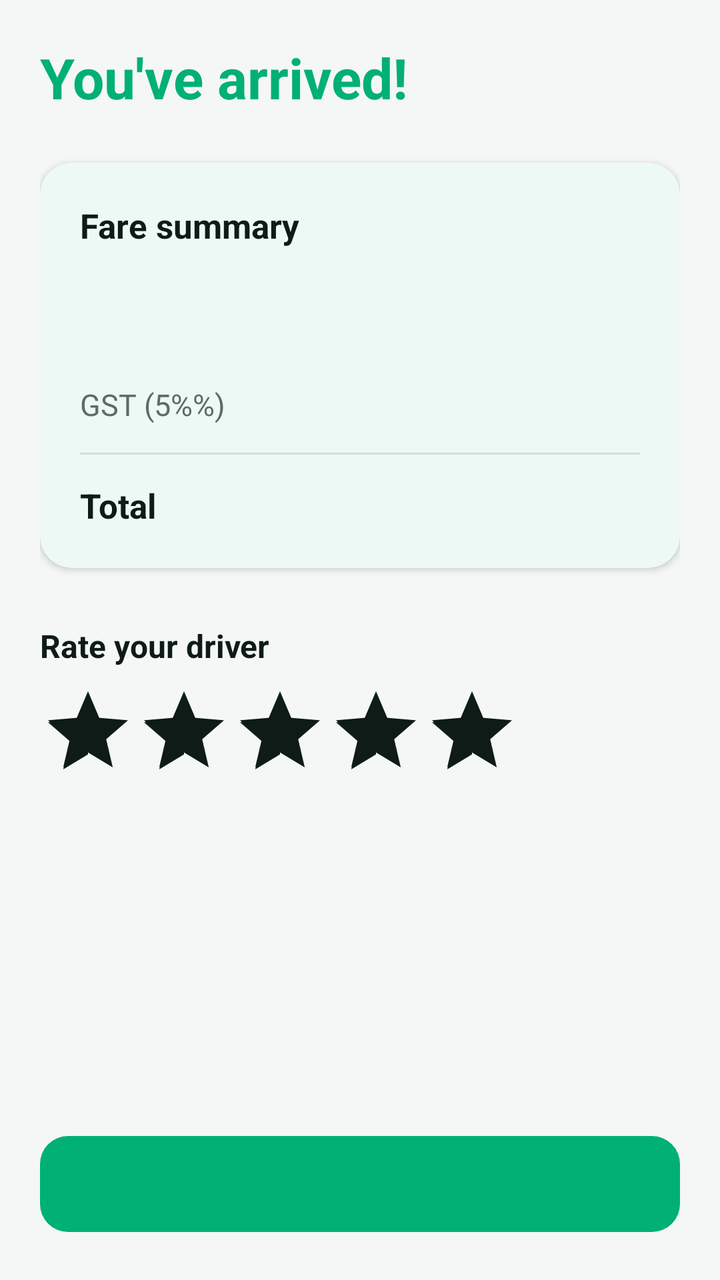
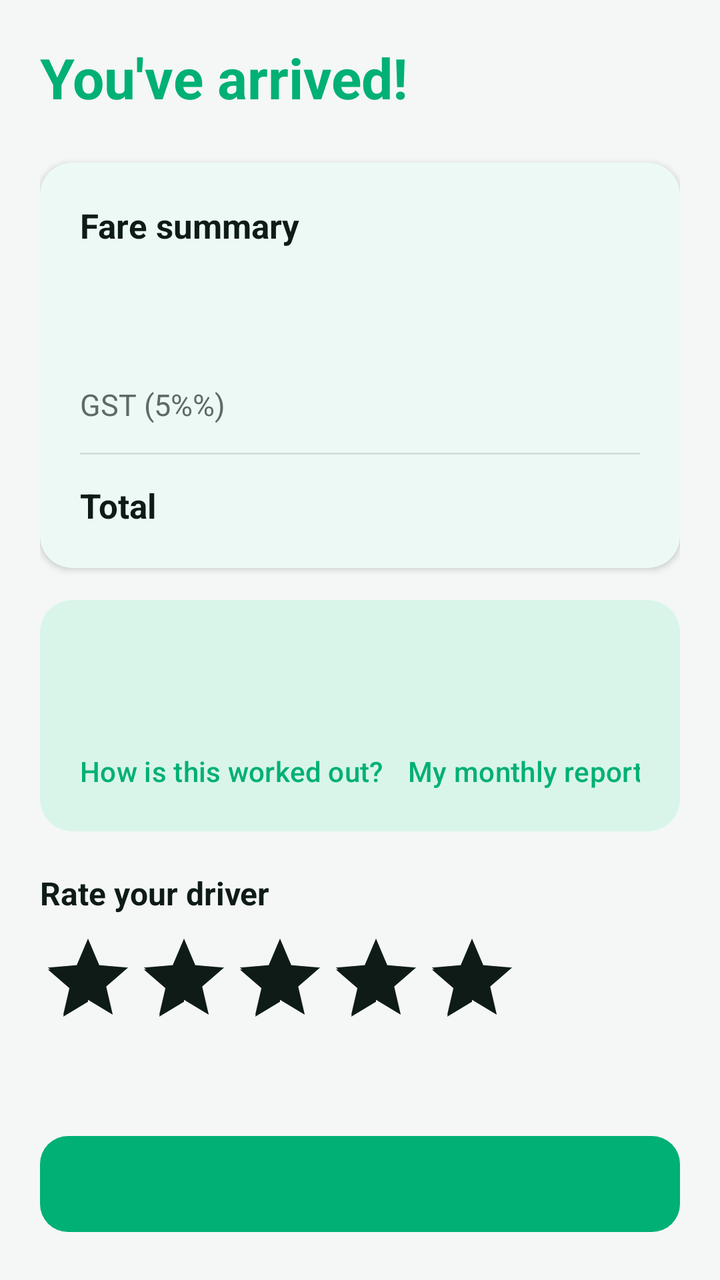

The first picture is an Android layout as it rendered before a commit; the second is the same layout after the commit. The layout source and the unified diff follow.
<!-- AndroidManifest.xml: application theme Theme.Efast -->
<!-- res/layout/activity_trip_complete.xml -->
<?xml version="1.0" encoding="utf-8"?>
<LinearLayout xmlns:android="http://schemas.android.com/apk/res/android"
    xmlns:app="http://schemas.android.com/apk/res-auto"
    android:id="@+id/main"
    android:layout_width="match_parent"
    android:layout_height="match_parent"
    android:background="@color/efast_surface"
    android:orientation="vertical"
    android:padding="20dp">

    <TextView
        android:layout_width="wrap_content"
        android:layout_height="wrap_content"
        android:text="@string/trip_complete_title"
        android:textColor="@color/efast_green"
        android:textSize="28sp"
        android:textStyle="bold" />

    
    <com.google.android.material.card.MaterialCardView
        android:layout_width="match_parent"
        android:layout_height="wrap_content"
        android:layout_marginTop="24dp"
        app:cardBackgroundColor="@color/white"
        app:cardCornerRadius="16dp"
        app:cardElevation="2dp"
        app:strokeWidth="0dp">

        <LinearLayout
            android:layout_width="match_parent"
            android:layout_height="wrap_content"
            android:orientation="vertical"
            android:padding="20dp">

            <TextView
                android:layout_width="wrap_content"
                android:layout_height="wrap_content"
                android:text="@string/fare_summary"
                android:textColor="@color/efast_ink"
                android:textSize="17sp"
                android:textStyle="bold" />

            <TextView
                android:id="@+id/routeLabel"
                android:layout_width="match_parent"
                android:layout_height="wrap_content"
                android:layout_marginTop="4dp"
                android:textColor="@color/efast_muted"
                android:textSize="13sp" />

            
            <LinearLayout
                android:layout_width="match_parent"
                android:layout_height="wrap_content"
                android:layout_marginTop="16dp"
                android:orientation="horizontal">

                <TextView
                    android:id="@+id/baseFareLabel"
                    android:layout_width="0dp"
                    android:layout_height="wrap_content"
                    android:layout_weight="1"
                    android:textColor="@color/efast_ink"
                    android:textSize="15sp" />

                <TextView
                    android:id="@+id/baseFareValue"
                    android:layout_width="wrap_content"
                    android:layout_height="wrap_content"
                    android:textColor="@color/efast_ink"
                    android:textSize="15sp" />
            </LinearLayout>

            
            <LinearLayout
                android:layout_width="match_parent"
                android:layout_height="wrap_content"
                android:layout_marginTop="10dp"
                android:orientation="horizontal">

                <TextView
                    android:layout_width="0dp"
                    android:layout_height="wrap_content"
                    android:layout_weight="1"
                    android:text="@string/fare_gst"
                    android:textColor="@color/efast_muted"
                    android:textSize="15sp" />

                <TextView
                    android:id="@+id/gstValue"
                    android:layout_width="wrap_content"
                    android:layout_height="wrap_content"
                    android:textColor="@color/efast_muted"
                    android:textSize="15sp" />
            </LinearLayout>

            
            <View
                android:layout_width="match_parent"
                android:layout_height="1dp"
                android:layout_marginVertical="14dp"
                android:background="@color/efast_outline" />

            
            <LinearLayout
                android:layout_width="match_parent"
                android:layout_height="wrap_content"
                android:orientation="horizontal">

                <TextView
                    android:layout_width="0dp"
                    android:layout_height="wrap_content"
                    android:layout_weight="1"
                    android:text="@string/fare_total"
                    android:textColor="@color/efast_ink"
                    android:textSize="17sp"
                    android:textStyle="bold" />

                <TextView
                    android:id="@+id/totalValue"
                    android:layout_width="wrap_content"
                    android:layout_height="wrap_content"
                    android:textColor="@color/efast_green"
                    android:textSize="17sp"
                    android:textStyle="bold" />
            </LinearLayout>
        </LinearLayout>
    </com.google.android.material.card.MaterialCardView>

    
    <TextView
        android:layout_width="wrap_content"
        android:layout_height="wrap_content"
        android:layout_marginTop="28dp"
        android:text="@string/rate_your_driver"
        android:textColor="@color/efast_ink"
        android:textSize="16sp"
        android:textStyle="bold" />

    <RatingBar
        android:id="@+id/ratingBar"
        style="?android:attr/ratingBarStyle"
        android:layout_width="wrap_content"
        android:layout_height="wrap_content"
        android:layout_marginTop="8dp"
        android:numStars="5"
        android:rating="5"
        android:stepSize="1" />

    <Space
        android:layout_width="match_parent"
        android:layout_height="0dp"
        android:layout_weight="1" />

    <com.google.android.material.button.MaterialButton
        android:id="@+id/payButton"
        android:layout_width="match_parent"
        android:layout_height="56dp"
        android:textSize="16sp"
        app:cornerRadius="14dp" />
</LinearLayout>
<!-- resources referenced by this layout -->
<resources>
  <color name="efast_green">#00B074</color>
  <color name="efast_ink">#0E1B17</color>
  <color name="efast_muted">#5E6B66</color>
  <color name="efast_outline">#D5DEDA</color>
  <color name="efast_surface">#F4F7F5</color>
  <color name="white">#FFFFFFFF</color>
  <string name="fare_gst">GST (5%%)</string>
  <string name="fare_summary">Fare summary</string>
  <string name="fare_total">Total</string>
  <string name="rate_your_driver">Rate your driver</string>
  <string name="trip_complete_title">You\'ve arrived!</string>
  <style name="Theme.Efast" parent="Base.Theme.Efast" />
  <style name="Base.Theme.Efast" parent="Theme.Material3.Light.NoActionBar">
          <item name="colorPrimary">@color/efast_green</item>
          <item name="colorOnPrimary">@color/white</item>
          <item name="colorPrimaryContainer">@color/efast_green_light</item>
          <item name="colorOnPrimaryContainer">@color/efast_ink</item>
          <item name="colorSecondary">@color/efast_ink</item>
          <item name="colorOnSecondary">@color/white</item>
          <item name="colorOutline">@color/efast_outline</item>
          <item name="android:colorBackground">@color/efast_surface</item>
          <item name="colorSurface">@color/white</item>
          <item name="colorOnSurface">@color/efast_ink</item>
      </style>
  <color name="efast_green_light">#D9F5EA</color>
</resources>

<!-- the commit's change to res/layout/activity_trip_complete.xml (unified diff, before → after) -->
@@ -128,10 +128,72 @@
     </com.google.android.material.card.MaterialCardView>
 
     
+    <com.google.android.material.card.MaterialCardView
+        android:layout_width="match_parent"
+        android:layout_height="wrap_content"
+        android:layout_marginTop="16dp"
+        app:cardBackgroundColor="@color/efast_green_light"
+        app:cardCornerRadius="16dp"
+        app:cardElevation="0dp"
+        app:strokeWidth="0dp">
+
+        <LinearLayout
+            android:layout_width="match_parent"
+            android:layout_height="wrap_content"
+            android:orientation="vertical"
+            android:paddingHorizontal="20dp"
+            android:paddingTop="16dp"
+            android:paddingBottom="6dp">
+
+            <TextView
+                android:id="@+id/co2SavedText"
+                android:layout_width="match_parent"
+                android:layout_height="wrap_content"
+                android:textColor="@color/efast_green_dark"
+                android:textSize="17sp"
+                android:textStyle="bold" />
+
+            <TextView
+                android:id="@+id/co2TotalText"
+                android:layout_width="match_parent"
+                android:layout_height="wrap_content"
+                android:layout_marginTop="4dp"
+                android:textColor="@color/efast_ink"
+                android:textSize="14sp" />
+
+            <LinearLayout
+                android:layout_width="match_parent"
+                android:layout_height="wrap_content"
+                android:orientation="horizontal">
+
+                <com.google.android.material.button.MaterialButton
+                    android:id="@+id/co2HowButton"
+                    style="@style/Widget.Material3.Button.TextButton"
+                    android:layout_width="wrap_content"
+                    android:layout_height="wrap_content"
+                    android:paddingHorizontal="0dp"
+                    android:text="@string/co2_how_button" />
+
+                <Space
+                    android:layout_width="0dp"
+                    android:layout_height="0dp"
+                    android:layout_weight="1" />
+
+                <com.google.android.material.button.MaterialButton
+                    android:id="@+id/co2ReportButton"
+                    style="@style/Widget.Material3.Button.TextButton"
+                    android:layout_width="wrap_content"
+                    android:layout_height="wrap_content"
+                    android:text="@string/co2_my_report_button" />
+            </LinearLayout>
+        </LinearLayout>
+    </com.google.android.material.card.MaterialCardView>
+
+    
     <TextView
         android:layout_width="wrap_content"
         android:layout_height="wrap_content"
-        android:layout_marginTop="28dp"
+        android:layout_marginTop="20dp"
         android:text="@string/rate_your_driver"
         android:textColor="@color/efast_ink"
         android:textSize="16sp"
<!-- resource entries referenced after the edit -->
@@ -1,11 +1,14 @@
 <!-- resources referenced by this layout -->
 <resources>
   <color name="efast_green">#00B074</color>
+  <color name="efast_green_dark">#00875A</color>
   <color name="efast_ink">#0E1B17</color>
   <color name="efast_muted">#5E6B66</color>
   <color name="efast_outline">#D5DEDA</color>
   <color name="efast_surface">#F4F7F5</color>
   <color name="white">#FFFFFFFF</color>
+  <string name="co2_how_button">How is this worked out?</string>
+  <string name="co2_my_report_button">My monthly report</string>
   <string name="fare_gst">GST (5%%)</string>
   <string name="fare_summary">Fare summary</string>
   <string name="fare_total">Total</string>
